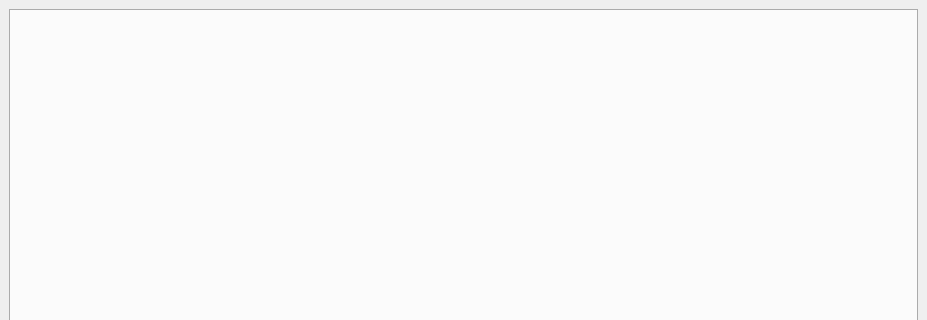
Qt form src/preppipe_gui_pyside6/forms/mainwindow.ui (PrepPipe/preppipe-python) before a commit; both pictures show x 0 to 927 and y 0 to 320 of the 927 by 611 pixel window.
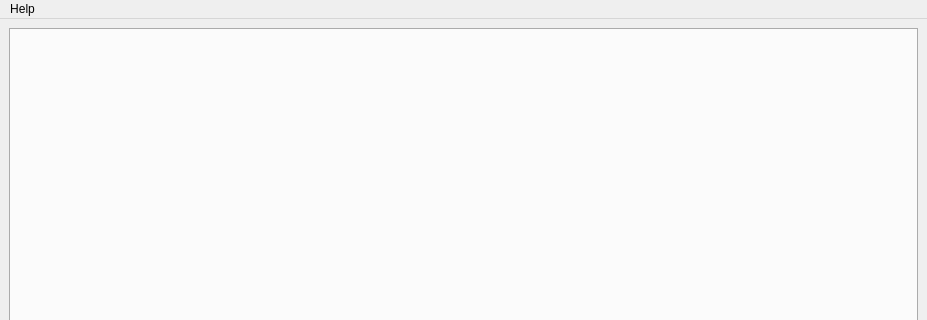
The same form after that commit.

Commit message: [GUI/PySide6] Add help documentation support

```diff
--- a/src/preppipe_gui_pyside6/forms/mainwindow.ui
+++ b/src/preppipe_gui_pyside6/forms/mainwindow.ui
@@ -39,6 +39,13 @@
      <height>19</height>
     </rect>
    </property>
+   <widget class="QMenu" name="menuHelp">
+    <property name="title">
+     <string>Help</string>
+    </property>
+    <addaction name="actionOpenDocumentation"/>
+   </widget>
+   <addaction name="menuHelp"/>
   </widget>
   <widget class="QStatusBar" name="statusbar"/>
  </widget>
```
Left out of the diff: 11 changed lines with no effect on the pictures. The commit also changes 2 other files.
